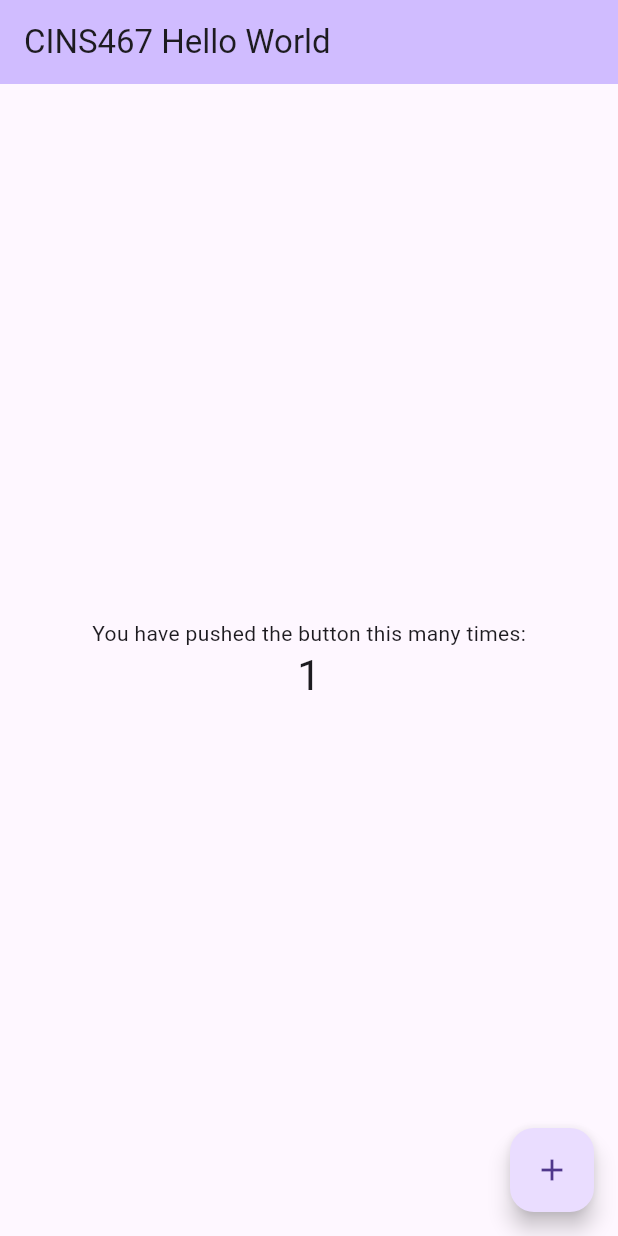
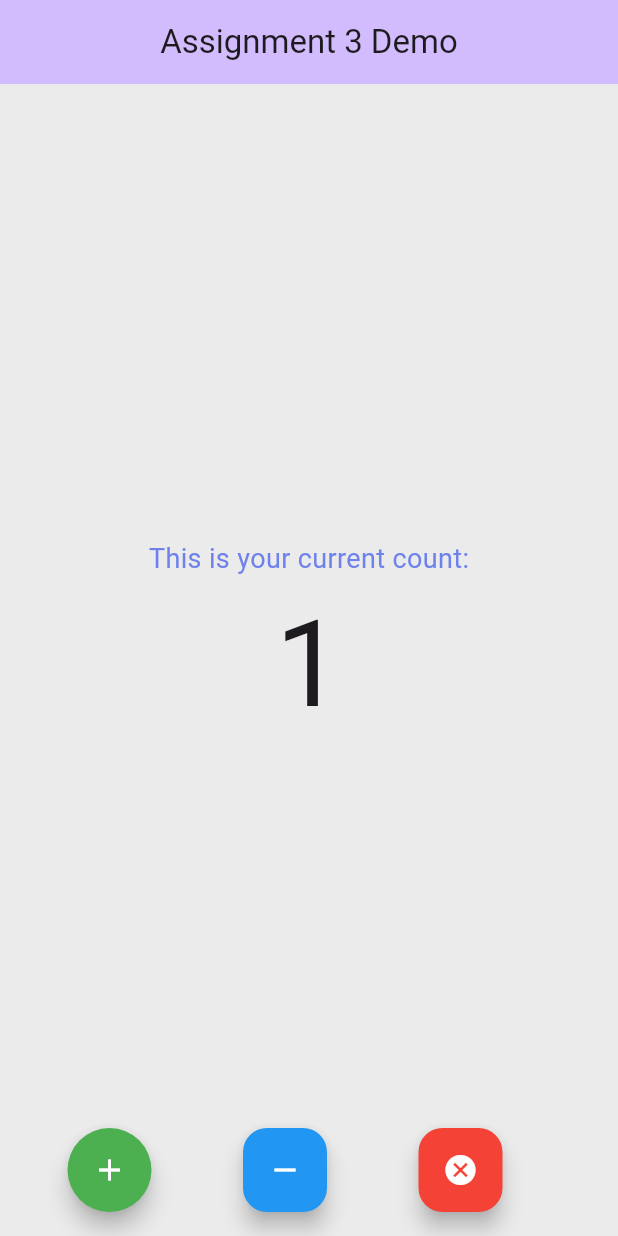
Before and after one commit to leonking1990/ChicoState-CINS467-Web-and-Mobile-App-Development, a Flutter app: the screen it shows after launch, after a tap on the "add" icon, on a phone screen of 412 x 824 dp. Run offline on Flutter 3.47's test engine with Material 3 defaults, Android fonts, the phone set to English and light mode, and no system bars.

Commit message:
Assignment 3 Submission

```diff
--- a/my_app/lib/main.dart
+++ b/my_app/lib/main.dart
@@ -11,27 +11,18 @@ class MyApp extends StatelessWidget {
   @override
   Widget build(BuildContext context) {
     return MaterialApp(
-      title: 'Flutter Demo',
+      title: 'Assignment 3 Demo',
       theme: ThemeData(
-
+        colorScheme: ColorScheme.fromSeed(seedColor: Colors.deepPurple),
         useMaterial3: true,
       ),
-      home: const MyHomePage(title: 'CINS467 Hello World'),
+      home: const MyHomePage(title: 'Assignment 3 Demo'),
     );
   }
 }
 
 class MyHomePage extends StatefulWidget {
   const MyHomePage({super.key, required this.title});
-
-  // This widget is the home page of your application. It is stateful, meaning
-  // that it has a State object (defined below) that contains fields that affect
-  // how it looks.
-
-  // This class is the configuration for the state. It holds the values (in this
-  // case the title) provided by the parent (in this case the App widget) and
-  // used by the build method of the State. Fields in a Widget subclass are
-  // always marked "final".
 
   final String title;
 
@@ -41,70 +32,96 @@ class MyHomePage extends StatefulWidget {
 
 class _MyHomePageState extends State<MyHomePage> {
   int _counter = 0;
+  String messText = '';
 
-  void _incrementCounter() {
-    setState(() {
-      // This call to setState tells the Flutter framework that something has
-      // changed in this State, which causes it to rerun the build method below
-      // so that the display can reflect the updated values. If we changed
-      // _counter without calling setState(), then the build method would not be
-      // called again, and so nothing would appear to happen.
-      _counter++;
+  void messageClear() {
+    // Delay for 1 second
+    Future.delayed(const Duration(seconds: 1), () {
+      setState(() {
+        messText = ''; // Clearing the messText after 1 second
+      });
     });
   }
 
   @override
   Widget build(BuildContext context) {
-    // This method is rerun every time setState is called, for instance as done
-    // by the _incrementCounter method above.
-    //
-    // The Flutter framework has been optimized to make rerunning build methods
-    // fast, so that you can just rebuild anything that needs updating rather
-    // than having to individually change instances of widgets.
     return Scaffold(
       appBar: AppBar(
-        // TRY THIS: Try changing the color here to a specific color (to
-        // Colors.amber, perhaps?) and trigger a hot reload to see the AppBar
-        // change color while the other colors stay the same.
         backgroundColor: Theme.of(context).colorScheme.inversePrimary,
-        // Here we take the value from the MyHomePage object that was created by
-        // the App.build method, and use it to set our appbar title.
-        title: Text(widget.title),
+        title: Center(child: Text(widget.title)),
       ),
       body: Center(
-        // Center is a layout widget. It takes a single child and positions it
-        // in the middle of the parent.
         child: Column(
-          // Column is also a layout widget. It takes a list of children and
-          // arranges them vertically. By default, it sizes itself to fit its
-          // children horizontally, and tries to be as tall as its parent.
-          //
-          // Column has various properties to control how it sizes itself and
-          // how it positions its children. Here we use mainAxisAlignment to
-          // center the children vertically; the main axis here is the vertical
-          // axis because Columns are vertical (the cross axis would be
-          // horizontal).
-          //
-          // TRY THIS: Invoke "debug painting" (choose the "Toggle Debug Paint"
-          // action in the IDE, or press "p" in the console), to see the
-          // wireframe for each widget.
           mainAxisAlignment: MainAxisAlignment.center,
           children: <Widget>[
             const Text(
-              'You have pushed the button this many times:',
+              'This is your current count:',
+              style: TextStyle(
+                  fontSize: Checkbox.width,
+                  color: Color.fromARGB(255, 111, 130, 236)),
             ),
+            Text('$_counter',
+                style: const TextStyle(
+                    fontSize:
+                        80.0) //Theme.of(context).textTheme.headlineMedium,
+                ),
             Text(
-              '$_counter',
-              style: Theme.of(context).textTheme.headlineMedium,
+              messText,
+              style: const TextStyle(color: Colors.red),
             ),
+            //const ButtonBar()
           ],
         ),
       ),
-      floatingActionButton: FloatingActionButton(
-        onPressed: _incrementCounter,
-        tooltip: 'Increment',
-        child: const Icon(Icons.add),
-      ), // This trailing comma makes auto-formatting nicer for build methods.
+      backgroundColor: const Color.fromARGB(255, 235, 235, 235),
+      floatingActionButton: Row(
+        mainAxisAlignment: MainAxisAlignment.spaceEvenly,
+        children: [
+          FloatingActionButton(
+            onPressed: () {
+              setState(() {
+                messText = 'Added 1';
+                _counter++;
+              });
+
+              messageClear();
+            },
+            tooltip: 'Increment',
+            backgroundColor: Colors.green,
+            foregroundColor: Colors.white,
+            shape: const CircleBorder(),
+            child: const Icon(Icons.add),
+          ),
+          FloatingActionButton(
+            onPressed: () {
+              setState(() {
+                messText = 'Removed 1';
+                _counter--;
+              });
+
+              messageClear();
+            },
+            tooltip: 'reduction',
+            backgroundColor: Colors.blue,
+            foregroundColor: Colors.white,
+            child: const Icon(Icons.remove),
+          ),
+          FloatingActionButton(
+            onPressed: () {
+              setState(() {
+                messText = 'Cleared!';
+                _counter = 0;
+              });
+
+              messageClear();
+            },
+            tooltip: 'Clear',
+            backgroundColor: Colors.red,
+            foregroundColor: Colors.white,
+            child: const Icon(Icons.cancel),
+          ),
+        ],
+      ),
     );
   }
 }
```
Also changed, not shown: 4 other files.
